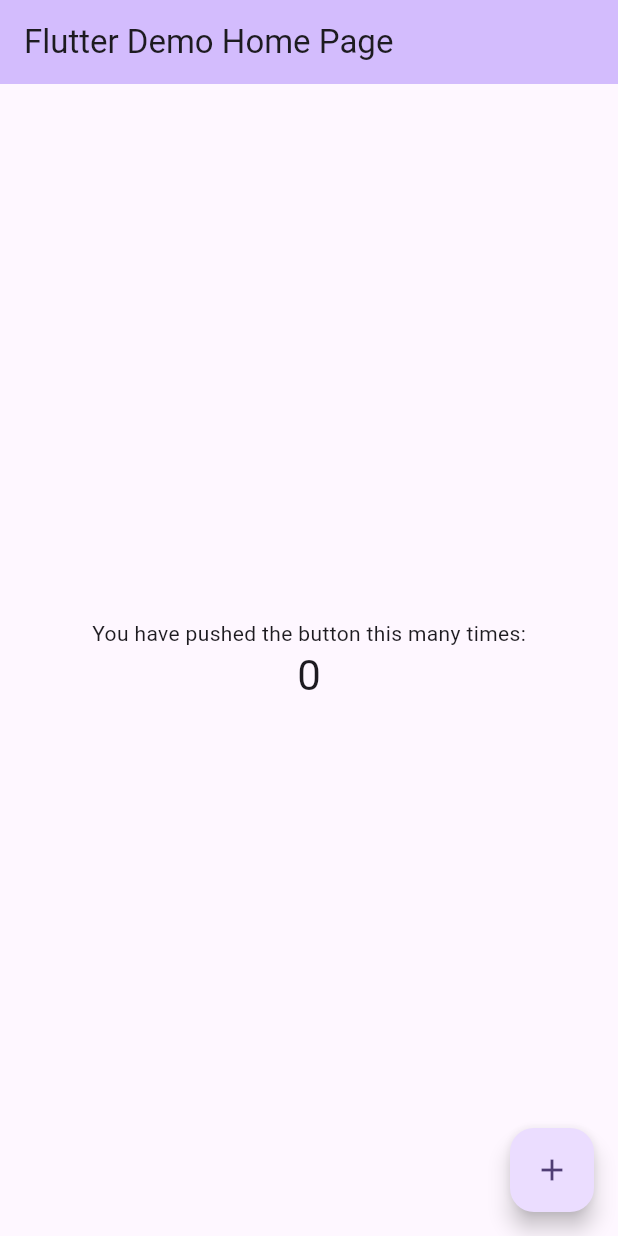
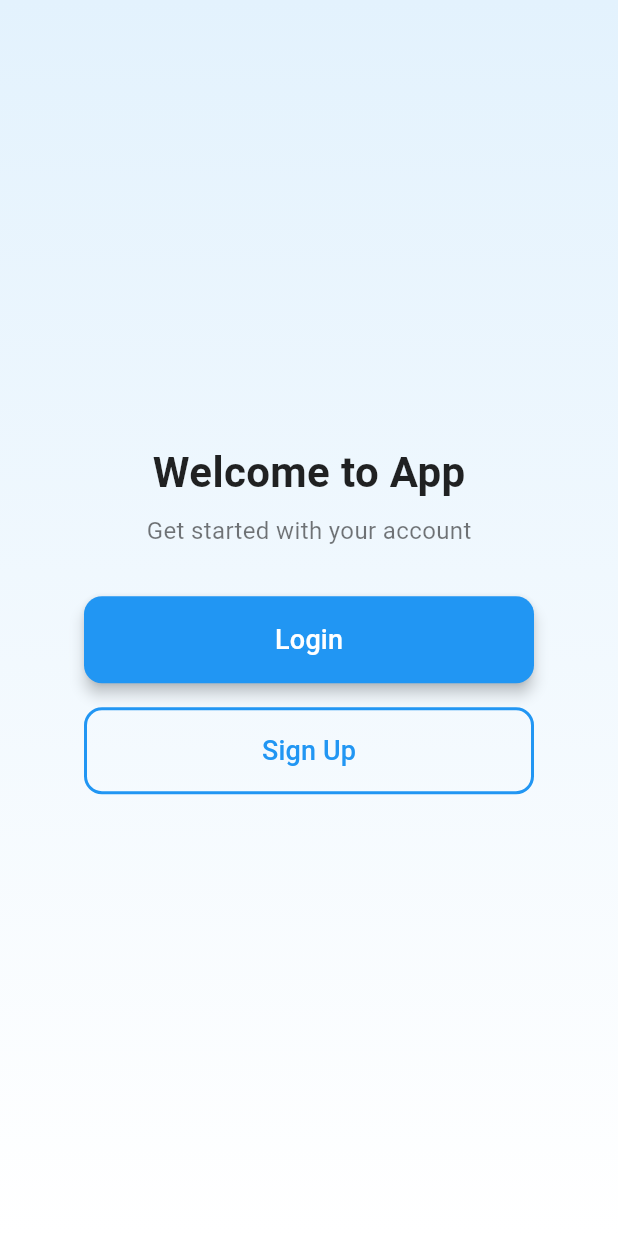
Before and after one commit to Anirban-Roy5/FlutterLab, a Flutter app: the screen it shows after launch, on a phone screen of 412 x 824 dp. Run offline on Flutter 3.47's test engine with Material 3 defaults, Android fonts, the light colour scheme and no system bars.

Commit message:
page route added partially

```diff
--- /dev/null
+++ b/lib/Authentication/HomeScreen.dart
@@ -0,0 +1 @@
+import 'package:flutter_lab_01/CommonHeader.dart';
--- /dev/null
+++ b/lib/Authentication/Wrapper_for_auth.dart
@@ -0,0 +1,119 @@
+import 'package:flutter_lab_01/CommonHeader.dart';
+
+class AuthWrapper extends StatefulWidget {
+  const AuthWrapper({super.key});
+
+  @override
+  State<AuthWrapper> createState() => _AuthWrapperState();
+}
+
+class _AuthWrapperState extends State<AuthWrapper> {
+
+  @override
+  Widget build(BuildContext context) {
+    // else
+    //   return Signup(toggleView: toggleView);
+
+    // Otherwise show the home screen
+    return Scaffold(
+      body: Container(
+        decoration: BoxDecoration(
+          gradient: LinearGradient(
+            begin: Alignment.topCenter,
+            end: Alignment.bottomCenter,
+            colors: [
+              Colors.blue.shade50,
+              Colors.white,
+            ],
+          ),
+        ),
+        child: Center(
+          child: Padding(
+            padding: const EdgeInsets.all(24.0),
+            child: Container(
+              height: MediaQuery.of(context).size.height,
+              child: Container(
+                alignment: Alignment.center,
+                constraints: const BoxConstraints(maxWidth: 400),
+                padding: const EdgeInsets.all(32),
+                child: Column(
+                  mainAxisSize: MainAxisSize.min,
+                  children: [
+                    const Text(
+                      'Welcome to App',
+                      style: TextStyle(
+                        fontSize: 28,
+                        fontWeight: FontWeight.bold,
+                        color: Colors.black87,
+                      ),
+                    ),
+                    const SizedBox(height: 8),
+                    const Text(
+                      'Get started with your account',
+                      style: TextStyle(
+                        fontSize: 16,
+                        color: Colors.black54,
+                      ),
+                    ),
+                    const SizedBox(height: 32),
+                    ElevatedButton(
+                      onPressed: (){
+                        Navigator.push(context, MaterialPageRoute(builder: (context) => Login()));
+                      },  // Just call the toggleView function
+                      style: ElevatedButton.styleFrom(
+                        backgroundColor: Colors.blue,
+                        foregroundColor: Colors.white,
+                        elevation: 4,
+                        padding: const EdgeInsets.symmetric(
+                          horizontal: 32,
+                          vertical: 16,
+                        ),
+                        minimumSize: const Size(double.infinity, 56),
+                        shape: RoundedRectangleBorder(
+                          borderRadius: BorderRadius.circular(12),
+                        ),
+                      ),
+                      child: const Text(
+                        'Login',
+                        style: TextStyle(
+                          fontSize: 18,
+                          fontWeight: FontWeight.w500,
+                        ),
+                      ),
+                    ),
+                    const SizedBox(height: 16),
+                    OutlinedButton(
+                      onPressed: (){
+                        Navigator.push(context, MaterialPageRoute(builder: (context) => Signup()));
+                      },
+                      style: OutlinedButton.styleFrom(
+                        foregroundColor: Colors.blue,
+                        side: const BorderSide(color: Colors.blue, width: 2),
+                        elevation: 4,
+                        padding: const EdgeInsets.symmetric(
+                          horizontal: 32,
+                          vertical: 16,
+                        ),
+                        minimumSize: const Size(double.infinity, 56),
+                        shape: RoundedRectangleBorder(
+                          borderRadius: BorderRadius.circular(12),
+                        ),
+                      ),
+                      child: const Text(
+                        'Sign Up',
+                        style: TextStyle(
+                          fontSize: 18,
+                          fontWeight: FontWeight.w500,
+                        ),
+                      ),
+                    ),
+                  ],
+                ),
+              ),
+            ),
+          ),
+        ),
+      ),
+    );
+  }
+}
--- /dev/null
+++ b/lib/hello_username.dart
@@ -0,0 +1 @@
+import 'package:flutter_lab_01/CommonHeader.dart';
--- a/lib/main.dart
+++ b/lib/main.dart
@@ -1,4 +1,4 @@
-import 'package:flutter/material.dart';
+import 'package:flutter_lab_01/CommonHeader.dart';
 
 void main() {
   runApp(const MyApp());
@@ -7,119 +7,33 @@
 class MyApp extends StatelessWidget {
   const MyApp({super.key});
 
-  // This widget is the root of your application.
   @override
   Widget build(BuildContext context) {
     return MaterialApp(
-      title: 'Flutter Demo',
+      routes: {
+        '/homePage': (context) => HomePage(),
+        '/authWrapper': (context) => AuthWrapper(),
+        '/authWrapper/logIn': (context) => Login(),
+        '/authWrapper/signUp': (context) => Signup(),
+      },
+
+
+      debugShowCheckedModeBanner: false,
       theme: ThemeData(
-        // This is the theme of your application.
-        //
-        // TRY THIS: Try running your application with "flutter run". You'll see
-        // the application has a purple toolbar. Then, without quitting the app,
-        // try changing the seedColor in the colorScheme below to Colors.green
-        // and then invoke "hot reload" (save your changes or press the "hot
-        // reload" button in a Flutter-supported IDE, or press "r" if you used
-        // the command line to start the app).
-        //
-        // Notice that the counter didn't reset back to zero; the application
-        // state is not lost during the reload. To reset the state, use hot
-        // restart instead.
-        //
-        // This works for code too, not just values: Most code changes can be
-        // tested with just a hot reload.
-        colorScheme: ColorScheme.fromSeed(seedColor: Colors.deepPurple),
+        primarySwatch: Colors.blue,
         useMaterial3: true,
       ),
-      home: const MyHomePage(title: 'Flutter Demo Home Page'),
+
+      home: const HomePage(),
     );
   }
 }
 
-class MyHomePage extends StatefulWidget {
-  const MyHomePage({super.key, required this.title});
-
-  // This widget is the home page of your application. It is stateful, meaning
-  // that it has a State object (defined below) that contains fields that affect
-  // how it looks.
-
-  // This class is the configuration for the state. It holds the values (in this
-  // case the title) provided by the parent (in this case the App widget) and
-  // used by the build method of the State. Fields in a Widget subclass are
-  // always marked "final".
-
-  final String title;
-
-  @override
-  State<MyHomePage> createState() => _MyHomePageState();
-}
-
-class _MyHomePageState extends State<MyHomePage> {
-  int _counter = 0;
-
-  void _incrementCounter() {
-    setState(() {
-      // This call to setState tells the Flutter framework that something has
-      // changed in this State, which causes it to rerun the build method below
-      // so that the display can reflect the updated values. If we changed
-      // _counter without calling setState(), then the build method would not be
-      // called again, and so nothing would appear to happen.
-      _counter++;
-    });
-  }
+class HomePage extends StatelessWidget {
+  const HomePage({super.key});
 
   @override
   Widget build(BuildContext context) {
-    // This method is rerun every time setState is called, for instance as done
-    // by the _incrementCounter method above.
-    //
-    // The Flutter framework has been optimized to make rerunning build methods
-    // fast, so that you can just rebuild anything that needs updating rather
-    // than having to individually change instances of widgets.
-    return Scaffold(
-      appBar: AppBar(
-        // TRY THIS: Try changing the color here to a specific color (to
-        // Colors.amber, perhaps?) and trigger a hot reload to see the AppBar
-        // change color while the other colors stay the same.
-        backgroundColor: Theme.of(context).colorScheme.inversePrimary,
-        // Here we take the value from the MyHomePage object that was created by
-        // the App.build method, and use it to set our appbar title.
-        title: Text(widget.title),
-      ),
-      body: Center(
-        // Center is a layout widget. It takes a single child and positions it
-        // in the middle of the parent.
-        child: Column(
-          // Column is also a layout widget. It takes a list of children and
-          // arranges them vertically. By default, it sizes itself to fit its
-          // children horizontally, and tries to be as tall as its parent.
-          //
-          // Column has various properties to control how it sizes itself and
-          // how it positions its children. Here we use mainAxisAlignment to
-          // center the children vertically; the main axis here is the vertical
-          // axis because Columns are vertical (the cross axis would be
-          // horizontal).
-          //
-          // TRY THIS: Invoke "debug painting" (choose the "Toggle Debug Paint"
-          // action in the IDE, or press "p" in the console), to see the
-          // wireframe for each widget.
-          mainAxisAlignment: MainAxisAlignment.center,
-          children: <Widget>[
-            const Text(
-              'You have pushed the button this many times:',
-            ),
-            Text(
-              '$_counter',
-              style: Theme.of(context).textTheme.headlineMedium,
-            ),
-          ],
-        ),
-      ),
-      floatingActionButton: FloatingActionButton(
-        onPressed: _incrementCounter,
-        tooltip: 'Increment',
-        child: const Icon(Icons.add),
-      ), // This trailing comma makes auto-formatting nicer for build methods.
-    );
+    return AuthWrapper();
   }
 }
--- a/pubspec.yaml
+++ b/pubspec.yaml
@@ -59,9 +59,8 @@ flutter:
   uses-material-design: true
 
   # To add assets to your application, add an assets section, like this:
-  # assets:
-  #   - images/a_dot_burr.jpeg
-  #   - images/a_dot_ham.jpeg
+  assets:
+     - assets/images/
 
   # An image asset can refer to one or more resolution-specific "variants", see
   # https://flutter.dev/to/resolution-aware-images
```
Also changed, not shown: lib/Authentication/Login.dart (added, +143 -0 lines), lib/Authentication/SignUp.dart (added, +244 -0 lines), lib/CommonHeader.dart (added, +11 -0 lines), assets/images/authentication_screen_background.jpg (added).
